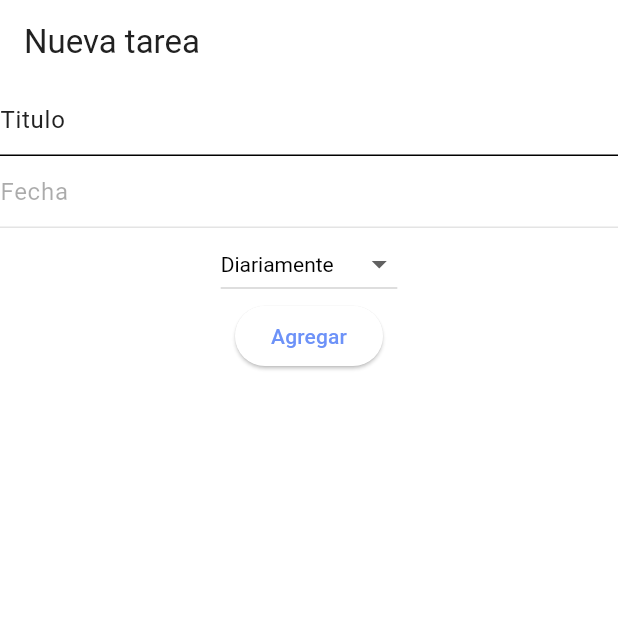
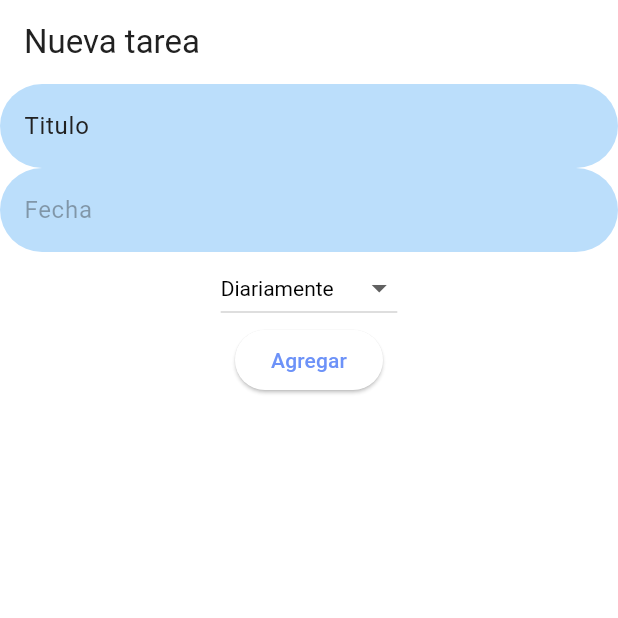
Before and after one commit to MoiBeta/Auto-Admin-App, a Flutter app: the AddingTaskScreen screen opened by its route, on a phone screen of 412 x 824 dp, the top half of it. Run offline on Flutter 3.47's test engine with Material 3 defaults, Android fonts, the phone set to English and light mode, and no system bars; our stand-ins replace cloud_firestore, firebase_auth, firebase_core, flutter_riverpod, go_router, lottie and 1 more; accounts and stored records are empty; generated files the repository leaves out were written again; network calls fail.

Commit message:
Input decoration added to theme.

```diff
--- a/lib/presentation/theme/app_theme.dart
+++ b/lib/presentation/theme/app_theme.dart
@@ -2,6 +2,7 @@
 import 'package:flutter/material.dart';
 
 import 'color_schemes.dart';
+import 'input_decoration.dart';
 
 class AppTheme {
   static ThemeData get lightTheme => ThemeData(
@@ -13,6 +14,7 @@ class AppTheme {
       headlineLarge: TextStyle(fontSize: 32, fontWeight: FontWeight.bold),
       bodyMedium: TextStyle(fontSize: 16),
     ),
+    inputDecorationTheme: lightInputDecorationTheme,
   );
 
   static ThemeData get darkTheme => ThemeData(
--- /dev/null
+++ b/lib/presentation/theme/input_decoration.dart
@@ -0,0 +1,32 @@
+import 'package:auto_admin_app/presentation/theme/color_schemes.dart';
+import 'package:flutter/material.dart';
+
+InputDecorationTheme lightInputDecorationTheme = InputDecorationTheme(
+  errorBorder: OutlineInputBorder(
+    borderSide: BorderSide.none,
+    borderRadius: BorderRadius.circular(30),
+  ),
+  focusedBorder: OutlineInputBorder(
+    borderSide: BorderSide.none,
+    borderRadius: BorderRadius.circular(30),
+  ),
+  focusedErrorBorder: OutlineInputBorder(
+    borderSide: BorderSide.none,
+    borderRadius: BorderRadius.circular(30),
+  ),
+  disabledBorder: OutlineInputBorder(
+    borderSide: BorderSide.none,
+    borderRadius: BorderRadius.circular(30),
+  ),
+  enabledBorder: OutlineInputBorder(
+    borderSide: BorderSide.none,
+    borderRadius: BorderRadius.circular(30),
+  ),
+  border: OutlineInputBorder(
+    borderSide: BorderSide.none,
+    borderRadius: BorderRadius.circular(20),
+  ),
+  filled: true,
+  fillColor: lightColorScheme.primaryContainer,
+
+);
```
